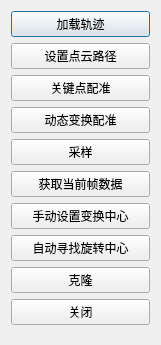
Old version of the form qCC/slam/CSlamLadirDialog.ui in the repository alex-kity/optimization-Registration.
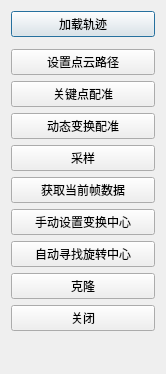
New version of the form.

The edit to the form file:
```diff
--- a/qCC/slam/CSlamLadirDialog.ui
+++ b/qCC/slam/CSlamLadirDialog.ui
@@ -6,14 +6,14 @@
    <rect>
     <x>0</x>
     <y>0</y>
-    <width>161</width>
-    <height>345</height>
+    <width>166</width>
+    <height>374</height>
    </rect>
   </property>
   <property name="maximumSize">
    <size>
     <width>16777215</width>
-    <height>345</height>
+    <height>757</height>
    </size>
   </property>
   <property name="windowTitle">
@@ -22,7 +22,9 @@
   <property name="styleSheet">
    <string notr="true"/>
   </property>
-  <layout class="QVBoxLayout" name="verticalLayout">
+  <layout class="QVBoxLayout" name="verticalLayout_3">
+   <item>
+    <layout class="QVBoxLayout" name="verticalLayout_4">
    <item>
     <widget class="QPushButton" name="load_path">
      <property name="text">
@@ -30,6 +32,34 @@
      </property>
     </widget>
    </item>
+    </layout>
+   </item>
+   <item>
+    <layout class="QVBoxLayout" name="verticalLayout">
+     <item>
+      <widget class="QWidget" name="widget_option" native="true">
+       <property name="minimumSize">
+        <size>
+         <width>0</width>
+         <height>300</height>
+        </size>
+       </property>
+       <layout class="QVBoxLayout" name="verticalLayout_2">
+        <property name="spacing">
+         <number>0</number>
+        </property>
+        <property name="leftMargin">
+         <number>0</number>
+        </property>
+        <property name="topMargin">
+         <number>0</number>
+        </property>
+        <property name="rightMargin">
+         <number>0</number>
+        </property>
+        <property name="bottomMargin">
+         <number>0</number>
+        </property>
    <item>
     <widget class="QPushButton" name="setpointfile">
      <property name="text">
@@ -92,6 +122,24 @@
       <string>关闭</string>
      </property>
     </widget>
+        </item>
+       </layout>
+      </widget>
+     </item>
+    </layout>
+   </item>
+   <item>
+    <spacer name="verticalSpacer">
+     <property name="orientation">
+      <enum>Qt::Vertical</enum>
+     </property>
+     <property name="sizeHint" stdset="0">
+      <size>
+       <width>20</width>
+       <height>40</height>
+      </size>
+     </property>
+    </spacer>
    </item>
   </layout>
  </widget>
```
Lines whose indentation alone changed are shown as unchanged.
